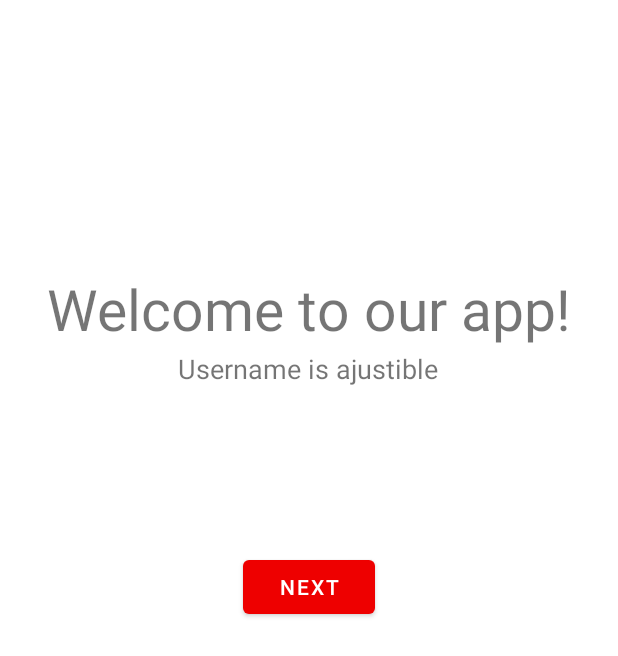
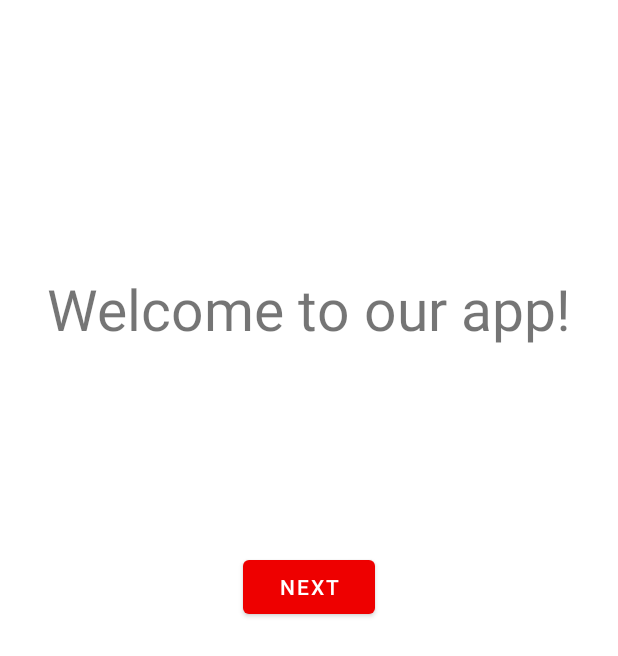
Before and after one commit to bibwip/PWaSs, an Android app: the layout fragment_welcome.xml on its own in the app's theme, with its tools: preview values and no code run, on a phone screen of 412 x 824 dp. Shown: the top 656 px of the screen. Run offline under Robolectric (Android 15) with nearby library versions, the phone set to English and light mode, and no system bars.

Commit message:
Opstart werkt

```diff
--- a/app/src/main/res/layout/fragment_welcome.xml
+++ b/app/src/main/res/layout/fragment_welcome.xml
@@ -23,19 +23,6 @@
         app:layout_constraintTop_toTopOf="parent" />
 
 
-    <TextView
-        android:id="@+id/aanpassingnaam"
-        android:layout_width="220dp"
-        android:layout_height="46dp"
-        android:layout_marginBottom="88dp"
-        android:gravity="center_horizontal"
-        android:text="@string/aanpassen_naam"
-        android:textSize="18sp"
-        app:layout_constraintBottom_toTopOf="@+id/volgendeBtnWel"
-        app:layout_constraintEnd_toEndOf="parent"
-        app:layout_constraintHorizontal_bias="0.497"
-        app:layout_constraintStart_toStartOf="parent" />
-
     <Button
         android:id="@+id/volgendeBtnWel"
         android:layout_width="wrap_content"
--- a/app/src/main/res/values/strings.xml
+++ b/app/src/main/res/values/strings.xml
@@ -1,10 +1,6 @@
 <resources>
     <string name="app_name" translatable="false">PWaSs</string>
     <!-- TODO: Remove or change this placeholder text -->
-
-
-
-
 
     <!-- Preference Titles -->
     <string name="messages_header" translatable="false">Messages</string>
```
Also changed, not shown: app/src/main/java/com/thethreewisemen/pwass/MainActivity.kt (+16 -17 lines), app/src/main/java/com/thethreewisemen/pwass/fragments/VolgendeFrag.kt (+14 -0 lines), app/src/main/res/layout/fragment_volgende.xml (+24 -17 lines).
